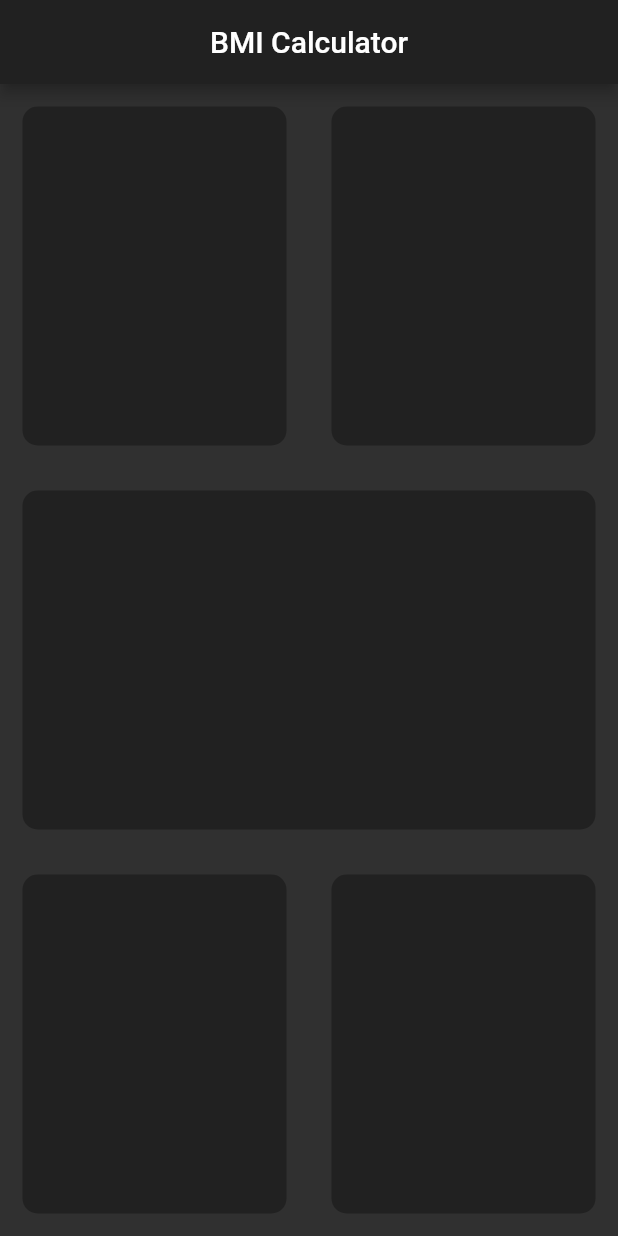
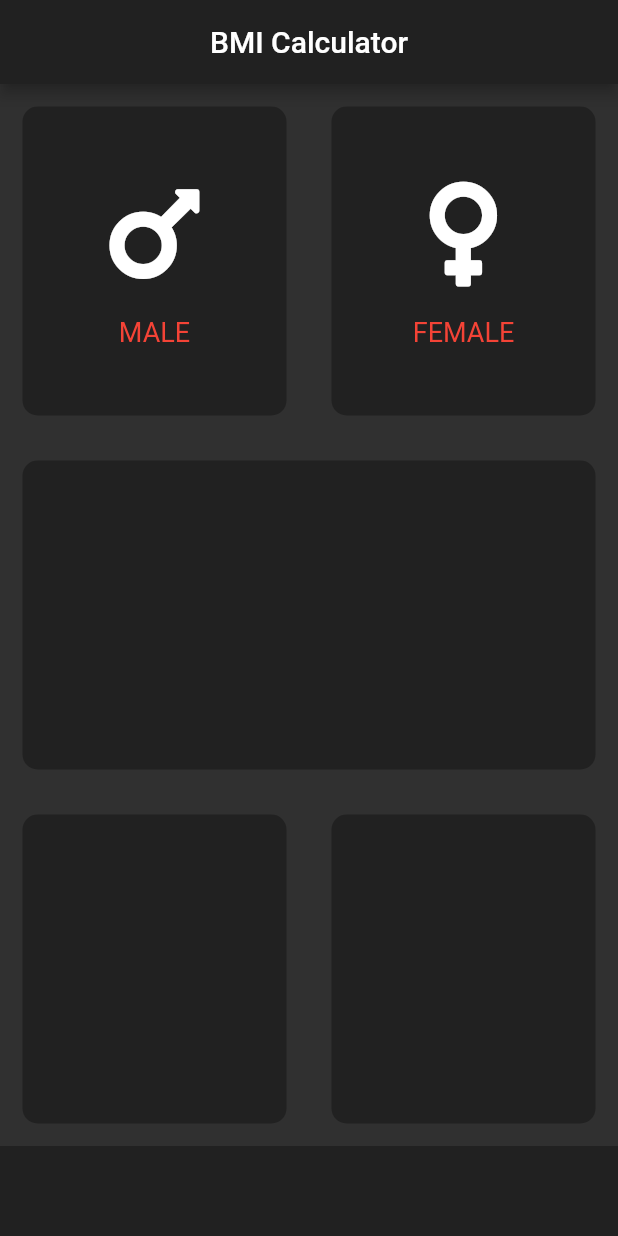
Before and after one commit to AbhijithGo/BMI_Calculator, a Flutter app: the screen it shows after launch, on a phone screen of 412 x 824 dp. Run offline on Flutter 3.47's test engine with Material 2 defaults, Android fonts, the phone set to English and light mode, and no system bars; our stand-ins replace font_awesome_flutter.

Commit message:
added reusable card and icon_content as seperate files.

```diff
--- /dev/null
+++ b/lib/icon_content.dart
@@ -0,0 +1,28 @@
+import 'package:flutter/material.dart';
+
+class IconContent extends StatelessWidget {
+  IconContent({this.icon, this.label});
+
+  final IconData icon;
+  final String label;
+
+  @override
+  Widget build(BuildContext context) {
+    return Column(
+      mainAxisAlignment: MainAxisAlignment.center,
+      children: <Widget>[
+        Icon(
+          icon,
+          size: 80.0,
+        ),
+        SizedBox(
+          height: 15,
+        ),
+        Text(
+          label,
+          style: TextStyle(fontSize: 18, color: Colors.red),
+        )
+      ],
+    );
+  }
+}
--- a/lib/input_page.dart
+++ b/lib/input_page.dart
@@ -1,4 +1,11 @@
 import 'package:flutter/material.dart';
+import 'package:font_awesome_flutter/font_awesome_flutter.dart';
+import 'icon_content.dart';
+import 'reusable_card.dart';
+
+const bottomContainerHeight = 60.0;
+const activeCardColor = Color(0xFF212121);
+const bottomContainerColor = Color(0xFF212121);
 
 class InputPage extends StatefulWidget {
   @override
@@ -19,44 +26,47 @@ class _InputPageState extends State<InputPage> {
               child: Row(
                 children: <Widget>[
                   Expanded(
-                    child: ReusableCard(),
+                    child: ReusableCard(
+                      colour: activeCardColor,
+                      cardChild: IconContent(icon: FontAwesomeIcons.mars, label: "MALE",),
+                    ),
                   ),
                   Expanded(
-                    child: ReusableCard(),
+                    child: ReusableCard(
+                      colour: activeCardColor,
+                      cardChild: IconContent(icon: FontAwesomeIcons.venus, label: "FEMALE",),
+                    ),
                   )
                 ],
               ),
             ),
             Expanded(
-              child: ReusableCard(),
+              child: ReusableCard(
+                colour: activeCardColor,
+              ),
             ),
             Expanded(
               child: Row(
                 children: <Widget>[
                   Expanded(
-                    child: ReusableCard(),
+                    child: ReusableCard(
+                      colour: activeCardColor,
+                    ),
                   ),
                   Expanded(
-                    child: ReusableCard(),
+                    child: ReusableCard(
+                      colour: activeCardColor,
+                    ),
                   )
                 ],
               ),
             ),
+            Container(
+              width: double.infinity,
+              color: bottomContainerColor,
+              height: bottomContainerHeight,
+            )
           ],
         ));
   }
 }
-
-class ReusableCard extends StatelessWidget {
-
-  @override
-  Widget build(BuildContext context) {
-    return Container(
-      margin: EdgeInsets.all(15),
-      decoration: BoxDecoration(
-        borderRadius: BorderRadius.circular(10),
-        color: Color(0xFF212121),
-      ),
-    );
-  }
-}
--- /dev/null
+++ b/lib/reusable_card.dart
@@ -0,0 +1,20 @@
+import 'package:flutter/material.dart';
+
+class ReusableCard extends StatelessWidget {
+  final Color colour;
+  final Widget cardChild;
+
+  ReusableCard({@required this.colour, this.cardChild});
+
+  @override
+  Widget build(BuildContext context) {
+    return Container(
+      child: cardChild,
+      margin: EdgeInsets.all(15),
+      decoration: BoxDecoration(
+        borderRadius: BorderRadius.circular(10),
+        color: colour,
+      ),
+    );
+  }
+}
```
Also changed, not shown: pubspec.yaml (+2 -54 lines), pubspec.lock.
